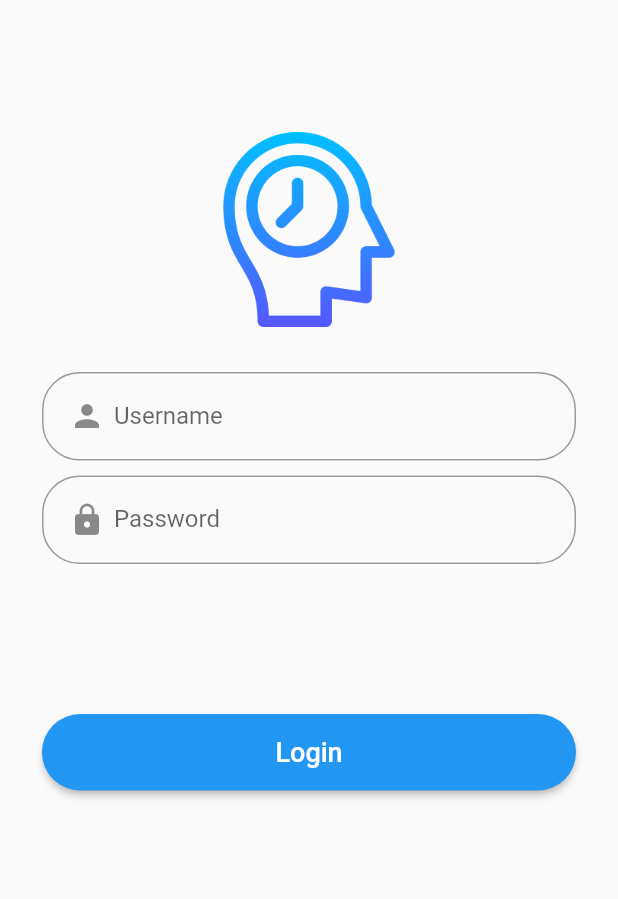
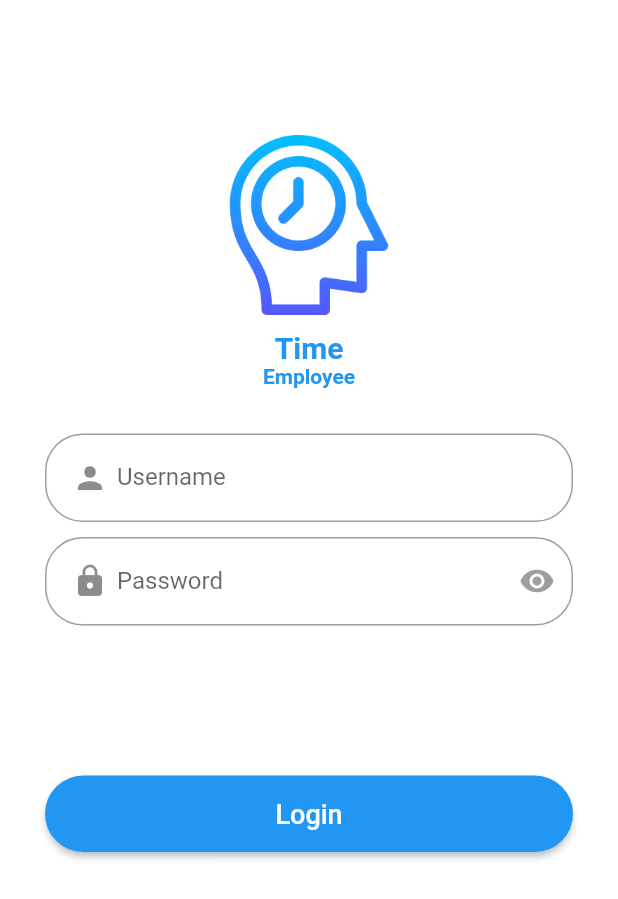
Before and after one commit to naamiicy/time-attendent, a Flutter app: the screen it shows after launch, on a phone screen of 412 x 824 dp. Shown: the top 899 px of the screen. Run offline on Flutter 3.47's test engine with Material 2 defaults, Android fonts, the phone set to English and light mode, and no system bars; our stand-ins replace shared_preferences, table_calendar.

Commit message:
add text logo login

```diff
--- a/lib/login-page.dart
+++ b/lib/login-page.dart
@@ -1,6 +1,5 @@
 import 'package:flutter/material.dart';
 import 'calendar-page.dart';
-import 'package:shared_preferences/shared_preferences.dart';
 
 class LoginPage extends StatefulWidget {
   @override
@@ -11,22 +10,46 @@ class _LoginPageState extends State<LoginPage> {
   final _formKey = GlobalKey<FormState>();
   String _username;
   String _password;
+  bool _showPassword = false;
 
   @override
   Widget build(BuildContext context) {
     return Scaffold(
+      backgroundColor: Colors.white,
       body: ListView(
-        padding: EdgeInsets.all(8),
+        padding: EdgeInsets.all(10.0),
         children: <Widget>[
           Padding(
             padding: EdgeInsets.fromLTRB(10.0, 80.0, 10.0, 20.0),
-            child: Container(
-              child: Center(
-                child: Image.asset(
+            child: Column(
+              children: <Widget>[
+                Image.asset(
                   'assets/icons/brain2.png',
-                  height: 130.0,
+                  height: 120.0,
                 ),
-              ),
+                Padding(
+                    padding: EdgeInsets.only(top: 10.0),
+                    child: Column(
+                      children: <Widget>[
+                        Text(
+                          'Time',
+                          style: TextStyle(
+                            fontSize: 20,
+                            fontWeight: FontWeight.bold,
+                            color: Colors.blue,
+                          ),
+                        ),
+                        Text(
+                          'Employee',
+                          style: TextStyle(
+                            fontSize: 14,
+                            fontWeight: FontWeight.bold,
+                            color: Colors.blue,
+                          ),
+                        ),
+                      ],
+                    ))
+              ],
             ),
           ),
           Form(
@@ -52,12 +75,20 @@ class _LoginPageState extends State<LoginPage> {
                 padding: EdgeInsets.fromLTRB(20.0, 10.0, 20.0, 0),
                 child: TextFormField(
                   keyboardType: TextInputType.text,
-                  obscureText: true,
+                  obscureText: _showPassword,
                   decoration: InputDecoration(
                       labelText: "Password",
                       prefixIcon: Padding(
                         padding: EdgeInsetsDirectional.only(start: 12.0),
                         child: Icon(Icons.lock),
+                      ),
+                      suffixIcon: IconButton(
+                        icon: Icon(Icons.remove_red_eye),
+                        color: this._showPassword ? Colors.blue : Colors.grey,
+                        onPressed: () {
+                          setState(
+                              () => this._showPassword = !this._showPassword);
+                        },
                       ),
                       fillColor: Colors.white,
                       border: OutlineInputBorder(
```
